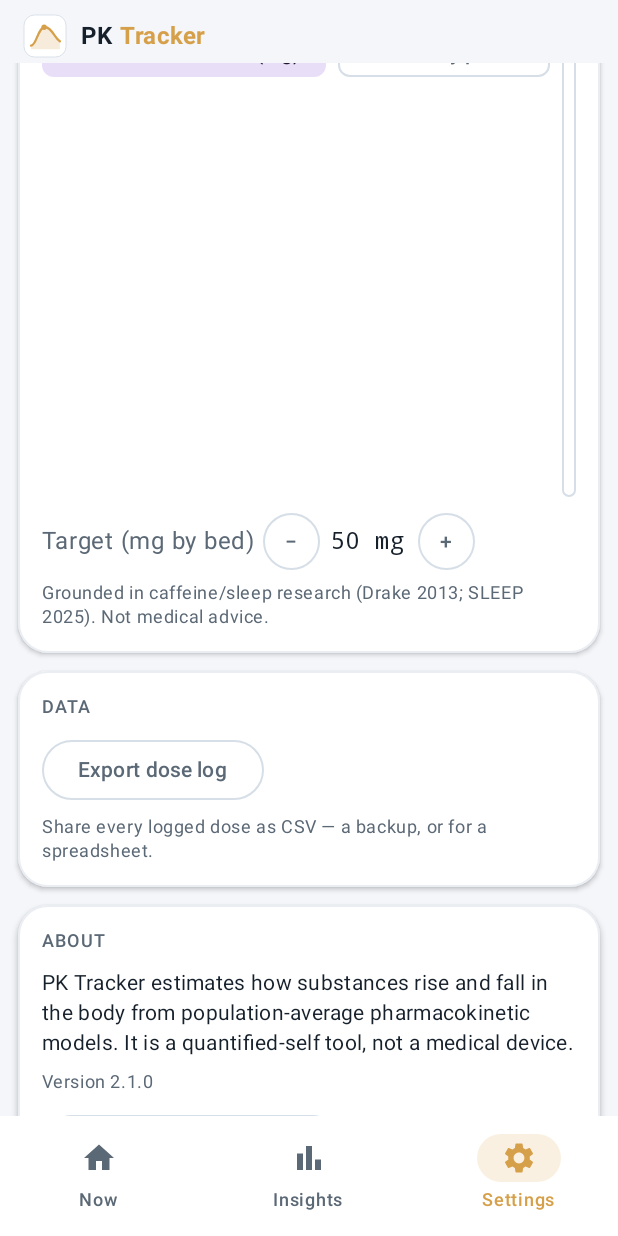
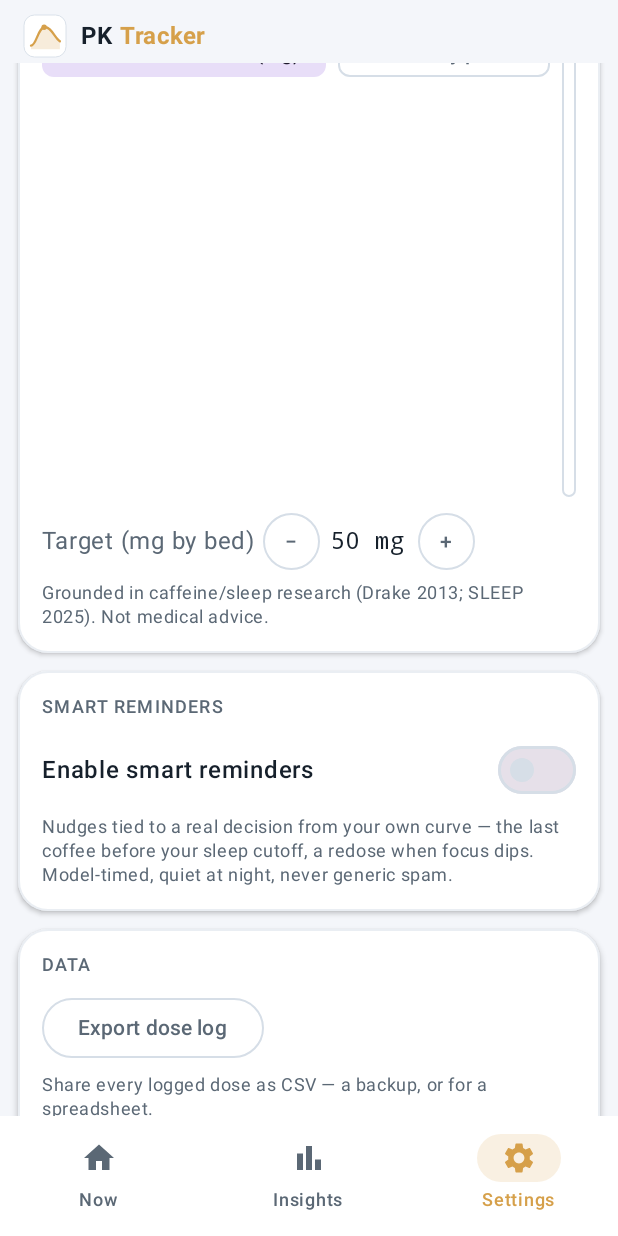
Before and after one commit to eitanav/PK-Tracker, an Android app built with Jetpack Compose: the screen it shows after launch (MainActivity), item 3 of the bottom bar chosen, scrolled down 982 dp, on a phone screen of 412 x 824 dp. Run offline under Robolectric (Android 15) with nearby library versions, the phone set to English and light mode, and no system bars; our stand-ins replace Room's generated code; 1 statement that could not run was skipped.

Commit message:
Android 2.2.0: smart reminders + docs
Smart reminders (opt-in, Settings > Smart reminders):
- A WorkManager worker checks the pharmacokinetic model every ~20 min and
  fires a notification only when there's a real decision to make now:
  * "last coffee before your sleep cutoff" (once/day), and
  * a redose nudge when caffeine drops below the focus zone (never past
    the sleep cutoff).
- Quiet 23:00-07:00, throttled, model-timed — not generic spam.
- Adds POST_NOTIFICATIONS handling, a notification channel + small icon,
  work-runtime-ktx, and remindersEnabled + throttle timestamps in DataStore.
- MainActivity schedules/cancels the worker from the setting.

Docs: rewrote HANDOFF.md as the living status doc, added TODO.md (in
progress / next / maybe-later / device-test checklist / distribution),
removed the stale NEXT_STEPS.md, updated CHANGELOG.

Bundles the sync-ready schema (uid + soft delete) from the previous commit
into the 2.2.0 release.

Co-Authored-By: Claude Opus 4.8 <noreply@anthropic.com>
Claude-Session: https://claude.ai/code/session_01TRywYi46Y7UwSMFRkPPrrc

```diff
--- a/android/app/build.gradle.kts
+++ b/android/app/build.gradle.kts
@@ -15,8 +15,8 @@ android {
         applicationId = "com.pktracker.android"
         minSdk = 26
         targetSdk = 35
-        versionCode = 7
-        versionName = "2.1.0"
+        versionCode = 8
+        versionName = "2.2.0"
         vectorDrawables { useSupportLibrary = true }
     }
 
@@ -73,5 +73,6 @@ dependencies {
     implementation(libs.androidx.datastore.preferences)
     implementation(libs.kotlinx.coroutines.core)
     implementation(libs.androidx.appcompat)
+    implementation("androidx.work:work-runtime-ktx:2.9.1")
     debugImplementation(libs.androidx.ui.tooling)
 }
--- a/android/app/src/main/AndroidManifest.xml
+++ b/android/app/src/main/AndroidManifest.xml
@@ -1,6 +1,8 @@
 <?xml version="1.0" encoding="utf-8"?>
 <manifest xmlns:android="http://schemas.android.com/apk/res/android"
     xmlns:tools="http://schemas.android.com/tools">
+
+    <uses-permission android:name="android.permission.POST_NOTIFICATIONS" />
 
     <application
         android:allowBackup="true"
--- a/android/app/src/main/kotlin/com/pktracker/android/MainActivity.kt
+++ b/android/app/src/main/kotlin/com/pktracker/android/MainActivity.kt
@@ -26,6 +26,7 @@ import androidx.compose.material3.Surface
 import androidx.compose.material3.Text
 import androidx.compose.runtime.Composable
 import androidx.compose.runtime.CompositionLocalProvider
+import androidx.compose.runtime.LaunchedEffect
 import androidx.compose.runtime.getValue
 import androidx.compose.runtime.mutableIntStateOf
 import androidx.compose.runtime.remember
@@ -34,12 +35,14 @@ import androidx.compose.runtime.setValue
 import androidx.compose.ui.Alignment
 import androidx.compose.ui.Modifier
 import androidx.compose.ui.graphics.Color
+import androidx.compose.ui.platform.LocalContext
 import androidx.compose.ui.res.stringResource
 import androidx.compose.ui.text.font.FontWeight
 import androidx.compose.ui.unit.dp
 import androidx.core.view.WindowCompat
 import androidx.lifecycle.compose.collectAsStateWithLifecycle
 import androidx.lifecycle.viewmodel.compose.viewModel
+import com.pktracker.android.notify.Reminders
 import com.pktracker.android.ui.LocalAccent
 import com.pktracker.android.ui.PkLogo
 import com.pktracker.android.ui.accentColorFor
@@ -60,6 +63,15 @@ class MainActivity : AppCompatActivity() {
                 "dark" -> true
                 "light" -> false
                 else -> isSystemInDarkTheme()
+            }
+            val context = LocalContext.current
+            LaunchedEffect(settings.remindersEnabled) {
+                if (settings.remindersEnabled) {
+                    Reminders.ensureChannel(context)
+                    Reminders.schedule(context)
+                } else {
+                    Reminders.cancel(context)
+                }
             }
             PKTrackerTheme(darkTheme = dark) {
                 val sub = remember(settings.activeSubstanceId) {
--- a/android/app/src/main/kotlin/com/pktracker/android/data/AppData.kt
+++ b/android/app/src/main/kotlin/com/pktracker/android/data/AppData.kt
@@ -3,9 +3,11 @@ package com.pktracker.android.data
 import android.content.Context
 import androidx.datastore.core.DataStore
 import androidx.datastore.preferences.core.Preferences
+import androidx.datastore.preferences.core.booleanPreferencesKey
 import androidx.datastore.preferences.core.doublePreferencesKey
 import androidx.datastore.preferences.core.edit
 import androidx.datastore.preferences.core.intPreferencesKey
+import androidx.datastore.preferences.core.longPreferencesKey
 import androidx.datastore.preferences.core.stringPreferencesKey
 import androidx.datastore.preferences.preferencesDataStore
 import androidx.room.Dao
@@ -109,6 +111,9 @@ data class AppSettings(
     val simMg: Int = 90,
     val simInMin: Int = 60,
     val graphWindowH: Int = 14,
+    val remindersEnabled: Boolean = false,
+    val reminderLastCutoffMs: Long = 0,
+    val reminderLastRedoseMs: Long = 0,
 )
 
 private val Context.dataStore: DataStore<Preferences> by preferencesDataStore("settings")
@@ -132,6 +137,9 @@ class SettingsStore(private val context: Context) {
         val simMg = intPreferencesKey("sim_mg")
         val simInMin = intPreferencesKey("sim_in_min")
         val graphWindowH = intPreferencesKey("graph_window_h")
+        val remindersEnabled = booleanPreferencesKey("reminders_enabled")
+        val reminderLastCutoffMs = longPreferencesKey("reminder_last_cutoff")
+        val reminderLastRedoseMs = longPreferencesKey("reminder_last_redose")
     }
 
     val flow: Flow<AppSettings> = context.dataStore.data.map { p ->
@@ -154,6 +162,9 @@ class SettingsStore(private val context: Context) {
             simMg = p[Keys.simMg] ?: 90,
             simInMin = p[Keys.simInMin] ?: 60,
             graphWindowH = p[Keys.graphWindowH] ?: 14,
+            remindersEnabled = p[Keys.remindersEnabled] ?: false,
+            reminderLastCutoffMs = p[Keys.reminderLastCutoffMs] ?: 0,
+            reminderLastRedoseMs = p[Keys.reminderLastRedoseMs] ?: 0,
         )
     }
 
@@ -181,5 +192,8 @@ class SettingsStore(private val context: Context) {
         fun simMg(v: Int) { p[Keys.simMg] = v }
         fun simInMin(v: Int) { p[Keys.simInMin] = v }
         fun graphWindowH(v: Int) { p[Keys.graphWindowH] = v }
+        fun remindersEnabled(v: Boolean) { p[Keys.remindersEnabled] = v }
+        fun reminderLastCutoffMs(v: Long) { p[Keys.reminderLastCutoffMs] = v }
+        fun reminderLastRedoseMs(v: Long) { p[Keys.reminderLastRedoseMs] = v }
     }
 }
--- a/android/app/src/main/kotlin/com/pktracker/android/ui/screens/Settings.kt
+++ b/android/app/src/main/kotlin/com/pktracker/android/ui/screens/Settings.kt
@@ -1,7 +1,12 @@
 package com.pktracker.android.ui.screens
 
+import android.Manifest
 import android.content.Intent
+import android.content.pm.PackageManager
 import android.net.Uri
+import android.os.Build
+import androidx.activity.compose.rememberLauncherForActivityResult
+import androidx.activity.result.contract.ActivityResultContracts
 import androidx.appcompat.app.AppCompatDelegate
 import androidx.compose.foundation.layout.Arrangement
 import androidx.compose.foundation.layout.Column
@@ -18,7 +23,9 @@ import androidx.compose.material3.FilterChip
 import androidx.compose.material3.MaterialTheme
 import androidx.compose.material3.OutlinedButton
 import androidx.compose.material3.Slider
+import androidx.compose.material3.Switch
 import androidx.compose.material3.Text
+import androidx.core.content.ContextCompat
 import androidx.compose.runtime.Composable
 import androidx.compose.runtime.getValue
 import androidx.compose.runtime.rememberCoroutineScope
@@ -188,6 +195,32 @@ fun SettingsScreen(vm: AppViewModel, modifier: Modifier = Modifier) {
                 color = MaterialTheme.colorScheme.onSurfaceVariant)
         }
 
+        // Reminders
+        SectionCard(title = stringResource(R.string.reminders_title)) {
+            val notifLauncher = rememberLauncherForActivityResult(ActivityResultContracts.RequestPermission()) { granted ->
+                vm.updateSettings { remindersEnabled(granted) }
+            }
+            Row(Modifier.fillMaxWidth(), verticalAlignment = Alignment.CenterVertically) {
+                Text(stringResource(R.string.reminders_toggle), modifier = Modifier.weight(1f), fontWeight = FontWeight.SemiBold)
+                Switch(checked = settings.remindersEnabled, onCheckedChange = { on ->
+                    if (on) {
+                        if (Build.VERSION.SDK_INT >= Build.VERSION_CODES.TIRAMISU &&
+                            ContextCompat.checkSelfPermission(context, Manifest.permission.POST_NOTIFICATIONS) != PackageManager.PERMISSION_GRANTED
+                        ) {
+                            notifLauncher.launch(Manifest.permission.POST_NOTIFICATIONS)
+                        } else {
+                            vm.updateSettings { remindersEnabled(true) }
+                        }
+                    } else {
+                        vm.updateSettings { remindersEnabled(false) }
+                    }
+                })
+            }
+            Spacer(Modifier.height(6.dp))
+            Text(stringResource(R.string.reminders_hint), style = MaterialTheme.typography.bodySmall,
+                color = MaterialTheme.colorScheme.onSurfaceVariant)
+        }
+
         // Data
         SectionCard(title = stringResource(R.string.data)) {
             OutlinedButton(onClick = {
@@ -214,7 +247,7 @@ fun SettingsScreen(vm: AppViewModel, modifier: Modifier = Modifier) {
         SectionCard(title = stringResource(R.string.about)) {
             Text(stringResource(R.string.about_body), style = MaterialTheme.typography.bodyMedium)
             Spacer(Modifier.height(8.dp))
-            Text(stringResource(R.string.version, "2.1.0"), style = MaterialTheme.typography.bodySmall,
+            Text(stringResource(R.string.version, "2.2.0"), style = MaterialTheme.typography.bodySmall,
                 color = MaterialTheme.colorScheme.onSurfaceVariant)
             Spacer(Modifier.height(10.dp))
             OutlinedButton(onClick = {
@@ -224,7 +257,10 @@ fun SettingsScreen(vm: AppViewModel, modifier: Modifier = Modifier) {
             Text(stringResource(R.string.whats_new), color = MaterialTheme.colorScheme.onSurfaceVariant,
                 style = MaterialTheme.typography.labelMedium, fontWeight = FontWeight.Bold)
             Spacer(Modifier.height(6.dp))
-            Text(stringResource(R.string.changelog_2_1_0), style = MaterialTheme.typography.bodySmall)
+            Text(stringResource(R.string.changelog_2_2_0), style = MaterialTheme.typography.bodySmall)
+            Spacer(Modifier.height(4.dp))
+            Text(stringResource(R.string.changelog_2_1_0), style = MaterialTheme.typography.bodySmall,
+                color = MaterialTheme.colorScheme.onSurfaceVariant)
             Spacer(Modifier.height(4.dp))
             Text(stringResource(R.string.changelog_2_0_0), style = MaterialTheme.typography.bodySmall,
                 color = MaterialTheme.colorScheme.onSurfaceVariant)
--- /dev/null
+++ b/android/app/src/main/res/drawable/ic_stat_pk.xml
@@ -0,0 +1,16 @@
+<vector xmlns:android="http://schemas.android.com/apk/res/android"
+    android:width="24dp"
+    android:height="24dp"
+    android:viewportWidth="24"
+    android:viewportHeight="24">
+    <path
+        android:strokeColor="#FFFFFF"
+        android:strokeWidth="2"
+        android:strokeLineCap="round"
+        android:strokeLineJoin="round"
+        android:fillColor="#00000000"
+        android:pathData="M3,17 C6,17 7,7 11,6.3 C15,5.6 17,13 21,14.5" />
+    <path
+        android:fillColor="#FFFFFF"
+        android:pathData="M11,6.3 m-2,0 a2,2 0 1,0 4,0 a2,2 0 1,0 -4,0" />
+</vector>
--- a/android/app/src/main/res/values/strings.xml
+++ b/android/app/src/main/res/values/strings.xml
@@ -113,6 +113,17 @@
     <string name="sensitivity_resistant">Resistant (~100 mg)</string>
     <string name="hours_before_bed">Stop before bed</string>
     <string name="sleep_research">Grounded in caffeine/sleep research (Drake 2013; SLEEP 2025). Not medical advice.</string>
+    <!-- Reminders -->
+    <string name="reminders_channel">Smart reminders</string>
+    <string name="reminders_channel_desc">Timely, model-based nudges — never generic</string>
+    <string name="reminders_title">Smart reminders</string>
+    <string name="reminders_toggle">Enable smart reminders</string>
+    <string name="reminders_hint">Nudges tied to a real decision from your own curve — the last coffee before your sleep cutoff, a redose when focus dips. Model-timed, quiet at night, never generic spam.</string>
+    <string name="reminder_cutoff_title">☕ Last clean coffee window</string>
+    <string name="reminder_cutoff_body">After %1$s, another coffee may still be in you at bedtime and cost you sleep. If you want one more today, now\'s the moment.</string>
+    <string name="reminder_redose_title">Focus is starting to dip</string>
+    <string name="reminder_redose_body">Your caffeine just dropped below your focus zone. A small redose now keeps you sharp — without piling on for later.</string>
+
     <string name="data">Data</string>
     <string name="export">Export dose log</string>
     <string name="export_hint">Share every logged dose as CSV — a backup, or for a spreadsheet.</string>
@@ -121,6 +132,7 @@
     <string name="version">Version %1$s</string>
     <string name="download_latest">Download latest release</string>
     <string name="whats_new">What\'s new</string>
+    <string name="changelog_2_2_0">2.2.0 — Smart reminders (opt-in): model-timed nudges like the last coffee before your sleep cutoff, or a redose when focus dips — never generic. Plus groundwork for cross-device sync.</string>
     <string name="changelog_2_1_0">2.1.0 — Stimulants (Ritalin, Concerta, Vyvanse, Adderall) now get a sleep-cutoff card too, based on each drug\'s own threshold. Plus cards now animate in as the screen assembles.</string>
     <string name="changelog_2_0_0">2.0.0 — A big redesign: every substance now themes the whole dashboard in its own colour, a live gauge headlines your current level, and a new Insights tab shows when you have it, your weekly rhythm, and averages. Plus a curve-based logo and animations throughout.</string>
     <string name="changelog_1_0_4">1.0.4 — Added this download link and changelog, so you can always find and check the latest build from inside the app.</string>
```
Also changed, not shown: android/app/src/main/kotlin/com/pktracker/android/notify/ReminderWorker.kt (added, +17 -0 lines), android/app/src/main/kotlin/com/pktracker/android/notify/Reminders.kt (added, +168 -0 lines), 5 other files.
